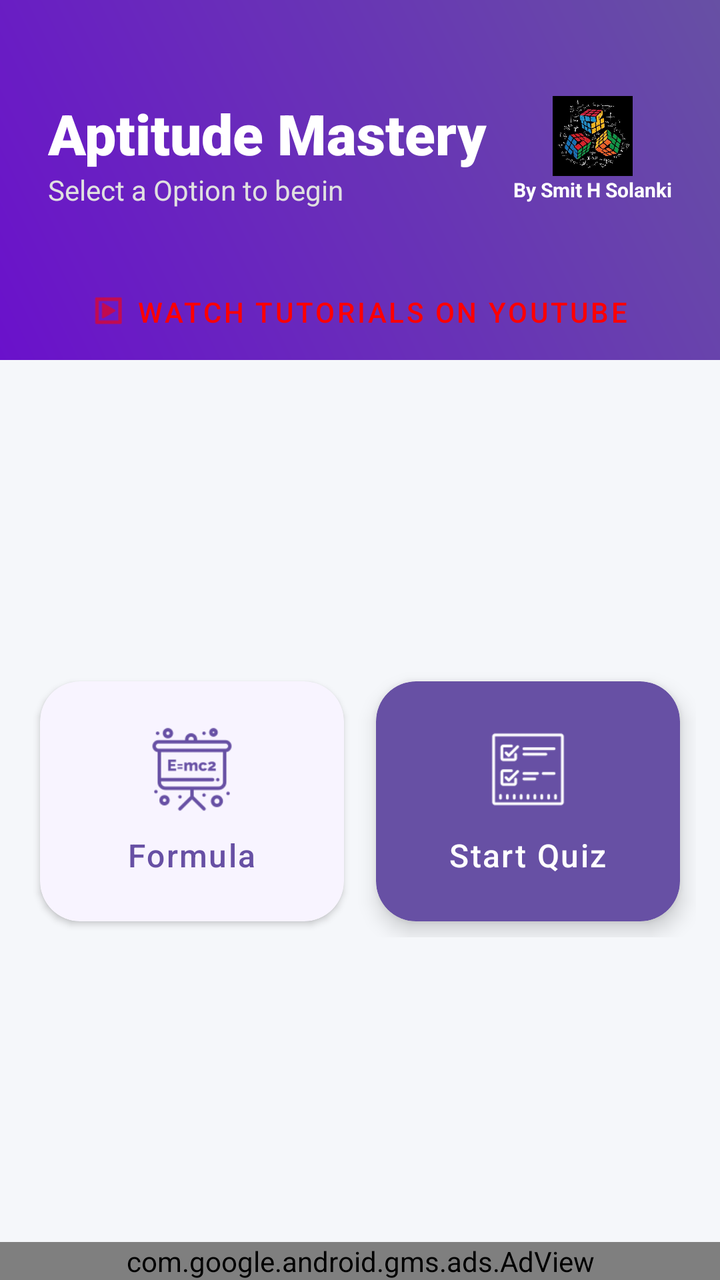
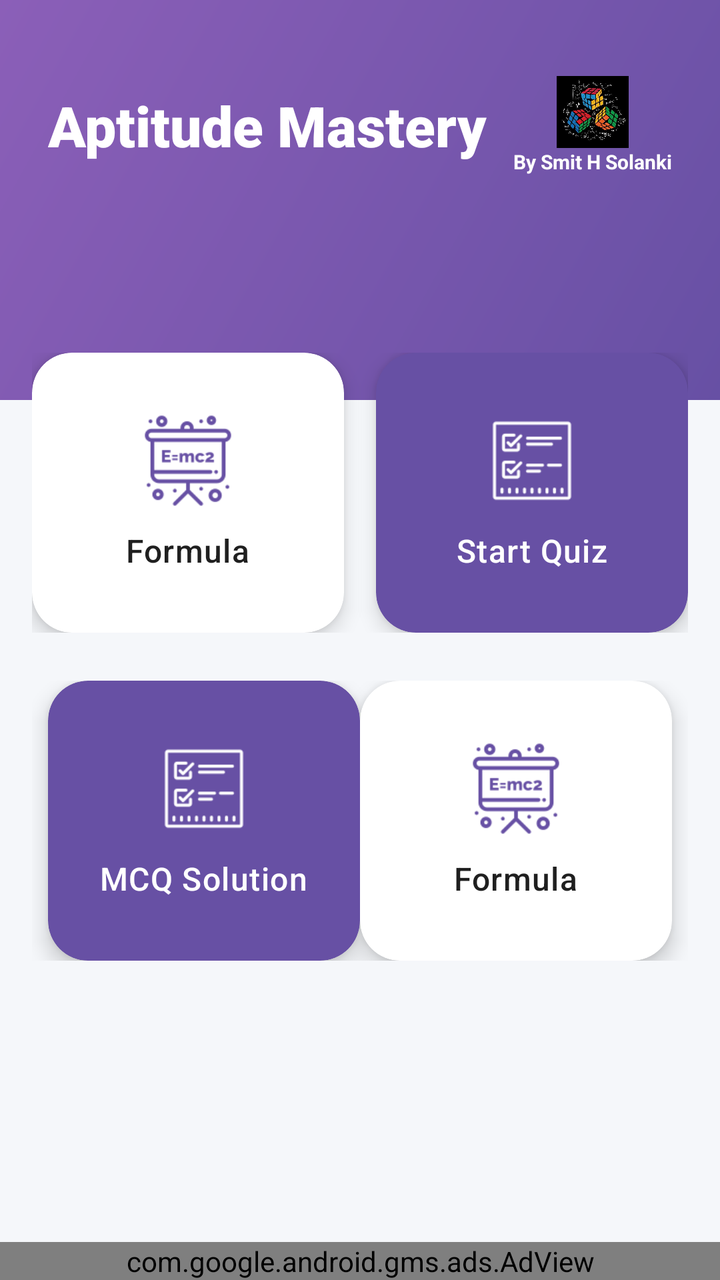

The first picture is an Android layout as it rendered before a commit; the second is the same layout after the commit. The layout source and the unified diff follow.
<!-- AndroidManifest.xml: application theme Theme.Aptitude -->
<!-- res/layout/activity_dashboard.xml -->
<?xml version="1.0" encoding="utf-8"?>
<androidx.constraintlayout.widget.ConstraintLayout
    xmlns:android="http://schemas.android.com/apk/res/android"
    xmlns:app="http://schemas.android.com/apk/res-auto"
    xmlns:tools="http://schemas.android.com/tools"
    android:layout_width="match_parent"
    android:layout_height="match_parent"
    android:background="#F5F7FA"
    tools:context=".MainActivity">

    <View
        android:id="@+id/headerBackground"
        android:layout_width="match_parent"
        android:layout_height="180dp"
        android:background="@drawable/header_gradient"
        app:layout_constraintTop_toTopOf="parent" />

    <TextView
        android:id="@+id/titleText"
        android:layout_width="wrap_content"
        android:layout_height="wrap_content"
        android:layout_marginStart="24dp"
        android:layout_marginTop="48dp"
        android:text="Aptitude Mastery"
        android:textColor="#FFFFFF"
        android:textSize="28sp"
        android:fontFamily="sans-serif-black"
        app:layout_constraintStart_toStartOf="parent"
        app:layout_constraintTop_toTopOf="parent" />

    <TextView
        android:id="@+id/subtitleText"
        android:layout_width="wrap_content"
        android:layout_height="wrap_content"
        android:text="Select a Option to begin"
        android:textColor="#E0E0E0"
        android:textSize="14sp"
        app:layout_constraintStart_toStartOf="@+id/titleText"
        app:layout_constraintTop_toBottomOf="@+id/titleText" />

    <LinearLayout
        android:id="@+id/devBranding"
        android:layout_width="wrap_content"
        android:layout_height="wrap_content"
        android:layout_marginEnd="24dp"
        android:orientation="vertical"
        android:gravity="center"
        app:layout_constraintEnd_toEndOf="parent"
        app:layout_constraintTop_toTopOf="@+id/titleText">

        <ImageView
            android:layout_width="40dp"
            android:layout_height="40dp"
            android:src="@drawable/logo"/>

        <TextView
            android:layout_width="wrap_content"
            android:layout_height="wrap_content"
            android:text="By Smit H Solanki"
            android:textColor="#FFFFFF"
            android:textSize="10sp"
            android:textStyle="bold" />
    </LinearLayout>

    <LinearLayout
        xmlns:android="http://schemas.android.com/apk/res/android"
        xmlns:app="http://schemas.android.com/apk/res-auto"
        android:layout_width="match_parent"
        android:layout_height="wrap_content"
        android:orientation="horizontal"
        android:padding="12dp"
        android:weightSum="2"
        app:layout_constraintBottom_toTopOf="@+id/adView"
        app:layout_constraintEnd_toEndOf="parent"
        app:layout_constraintStart_toStartOf="parent"
        app:layout_constraintTop_toBottomOf="@+id/headerBackground">

        <com.google.android.material.card.MaterialCardView
            android:id="@+id/btnFormulaOption"
            android:layout_width="0dp"
            android:layout_height="120dp"
            android:layout_margin="8dp"
            android:layout_weight="1"
            android:clickable="true"
            android:focusable="true"
            app:cardCornerRadius="20dp"
            app:cardElevation="2dp"
            app:cardBackgroundColor="#F8F4FF"
            app:strokeWidth="0dp">

            <LinearLayout
                android:id="@+id/btnformula"
                android:layout_width="match_parent"
                android:layout_height="match_parent"
                android:gravity="center"
                android:orientation="vertical"
                android:padding="12dp">

                <ImageView
                    android:layout_width="44dp"
                    android:layout_height="44dp"
                    android:src="@drawable/formula_icon"
                    app:tint="#6750A4" />

                <TextView
                    android:layout_width="wrap_content"
                    android:layout_height="wrap_content"
                    android:layout_marginTop="10dp"
                    android:text="Formula"
                    android:letterSpacing="0.05"
                    android:textColor="#6750A4"
                    android:textSize="16sp"
                    android:fontFamily="sans-serif-medium" />
            </LinearLayout>
        </com.google.android.material.card.MaterialCardView>

        <com.google.android.material.card.MaterialCardView
            android:id="@+id/btnQuizOption"
            android:layout_width="0dp"
            android:layout_height="120dp"
            android:layout_margin="8dp"
            android:layout_weight="1"
            android:clickable="true"
            android:focusable="true"
            app:cardCornerRadius="20dp"
            app:cardElevation="6dp"
            app:cardBackgroundColor="#6750A4"
            app:strokeWidth="0dp">

            <LinearLayout
                android:id="@+id/btnquiz"
                android:layout_width="match_parent"
                android:layout_height="match_parent"
                android:gravity="center"
                android:orientation="vertical"
                android:padding="12dp">

                <ImageView
                    android:layout_width="44dp"
                    android:layout_height="44dp"
                    android:src="@drawable/start_quiz_icon"
                    app:tint="#FFFFFF" />

                <TextView
                    android:layout_width="wrap_content"
                    android:layout_height="wrap_content"
                    android:layout_marginTop="10dp"
                    android:text="Start Quiz"
                    android:letterSpacing="0.05"
                    android:textColor="#FFFFFF"
                    android:textSize="16sp"
                    android:fontFamily="sans-serif-medium" />
            </LinearLayout>
        </com.google.android.material.card.MaterialCardView>

    </LinearLayout>

    <com.google.android.material.button.MaterialButton
        android:id="@+id/youtubeButton"
        style="@style/Widget.MaterialComponents.Button.TextButton"
        android:layout_width="wrap_content"
        android:layout_height="wrap_content"
        android:text="Watch Tutorials on YouTube"
        android:textColor="#FF0000"
        app:icon="@android:drawable/ic_menu_slideshow"
        app:iconTint="#FF0000"
        app:layout_constraintBottom_toBottomOf="@+id/headerBackground"
        app:layout_constraintEnd_toEndOf="parent"
        app:layout_constraintStart_toStartOf="parent" />

    <com.google.android.gms.ads.AdView
        android:id="@+id/adView"
        android:layout_width="match_parent"
        android:layout_height="wrap_content"
        android:layout_alignParentBottom="true"
        app:adSize="BANNER"
        app:adUnitId="ca-app-pub-6920326538569130/1677588600"
        app:layout_constraintBottom_toBottomOf="parent"
        app:layout_constraintEnd_toEndOf="parent"
        app:layout_constraintStart_toStartOf="parent">

    </com.google.android.gms.ads.AdView>

</androidx.constraintlayout.widget.ConstraintLayout>
<!-- resources referenced by this layout -->
<resources>
  <!-- drawable formula_icon: png bitmap (drawable, 3272 bytes) -->
  <!-- drawable header_gradient (drawable) -->
  <shape xmlns:android="http://schemas.android.com/apk/res/android">
      <gradient
          android:startColor="#6A11CB"
          android:endColor="#6750A4"
          android:angle="45"/>
  </shape>
  <!-- drawable logo: png bitmap (drawable, 368229 bytes) -->
  <!-- drawable start_quiz_icon: png bitmap (drawable, 1867 bytes) -->
  <style name="Theme.Aptitude" parent="Base.Theme.Aptitude" />
  <style name="Base.Theme.Aptitude" parent="Theme.Material3.DayNight.NoActionBar">
          
          
      </style>
</resources>

<!-- the commit's change to res/layout/activity_dashboard.xml (unified diff, before → after) -->
@@ -6,168 +6,273 @@
     android:layout_width="match_parent"
     android:layout_height="match_parent"
     android:background="#F5F7FA"
+    android:layout_gravity="center"
     tools:context=".MainActivity">
 
+    
     <View
         android:id="@+id/headerBackground"
         android:layout_width="match_parent"
-        android:layout_height="180dp"
-        android:background="@drawable/header_gradient"
+        android:layout_height="200dp"
+        android:background="@drawable/header_gradient_smooth"
         app:layout_constraintTop_toTopOf="parent" />
 
-    <TextView
-        android:id="@+id/titleText"
-        android:layout_width="wrap_content"
-        android:layout_height="wrap_content"
-        android:layout_marginStart="24dp"
-        android:layout_marginTop="48dp"
-        android:text="Aptitude Mastery"
-        android:textColor="#FFFFFF"
-        android:textSize="28sp"
-        android:fontFamily="sans-serif-black"
-        app:layout_constraintStart_toStartOf="parent"
-        app:layout_constraintTop_toTopOf="parent" />
-
-    <TextView
-        android:id="@+id/subtitleText"
-        android:layout_width="wrap_content"
-        android:layout_height="wrap_content"
-        android:text="Select a Option to begin"
-        android:textColor="#E0E0E0"
-        android:textSize="14sp"
-        app:layout_constraintStart_toStartOf="@+id/titleText"
-        app:layout_constraintTop_toBottomOf="@+id/titleText" />
-
+    
     <LinearLayout
-        android:id="@+id/devBranding"
-        android:layout_width="wrap_content"
-        android:layout_height="wrap_content"
-        android:layout_marginEnd="24dp"
-        android:orientation="vertical"
-        android:gravity="center"
-        app:layout_constraintEnd_toEndOf="parent"
-        app:layout_constraintTop_toTopOf="@+id/titleText">
-
-        <ImageView
-            android:layout_width="40dp"
-            android:layout_height="40dp"
-            android:src="@drawable/logo"/>
-
-        <TextView
-            android:layout_width="wrap_content"
-            android:layout_height="wrap_content"
-            android:text="By Smit H Solanki"
-            android:textColor="#FFFFFF"
-            android:textSize="10sp"
-            android:textStyle="bold" />
-    </LinearLayout>
-
-    <LinearLayout
-        xmlns:android="http://schemas.android.com/apk/res/android"
-        xmlns:app="http://schemas.android.com/apk/res-auto"
         android:layout_width="match_parent"
         android:layout_height="wrap_content"
         android:orientation="horizontal"
-        android:padding="12dp"
-        android:weightSum="2"
+        android:gravity="center_vertical"
+        android:paddingStart="24dp"
+        android:paddingEnd="24dp"
+        android:layout_marginTop="38dp"
+        app:layout_constraintTop_toTopOf="parent">
+
+        <TextView
+            android:id="@+id/titleText"
+            android:layout_width="0dp"
+            android:layout_height="wrap_content"
+            android:layout_weight="1"
+            android:text="Aptitude Mastery"
+            android:textColor="#FFFFFF"
+            android:textSize="28sp"
+            android:fontFamily="sans-serif-black" />
+
+        <LinearLayout
+            android:id="@+id/devBranding"
+            android:layout_width="wrap_content"
+            android:layout_height="wrap_content"
+            android:orientation="vertical"
+            android:gravity="center">
+
+            <ImageView
+                android:layout_width="36dp"
+                android:layout_height="36dp"
+                android:src="@drawable/logo"
+                android:contentDescription="Developer Logo" />
+
+            <TextView
+                android:layout_width="wrap_content"
+                android:layout_height="wrap_content"
+                android:text="By Smit H Solanki"
+                android:textColor="#FFFFFF"
+                android:textSize="10sp"
+                android:textStyle="bold" />
+        </LinearLayout>
+    </LinearLayout>
+
+    
+    <LinearLayout
+        android:id="@+id/linearLayout"
+        android:layout_width="match_parent"
+        android:layout_height="0dp"
+        android:layout_marginTop="-40dp"
+        android:orientation="vertical"
+        android:padding="16dp"
         app:layout_constraintBottom_toTopOf="@+id/adView"
         app:layout_constraintEnd_toEndOf="parent"
         app:layout_constraintStart_toStartOf="parent"
         app:layout_constraintTop_toBottomOf="@+id/headerBackground">
 
-        <com.google.android.material.card.MaterialCardView
-            android:id="@+id/btnFormulaOption"
-            android:layout_width="0dp"
-            android:layout_height="120dp"
-            android:layout_margin="8dp"
-            android:layout_weight="1"
-            android:clickable="true"
-            android:focusable="true"
-            app:cardCornerRadius="20dp"
-            app:cardElevation="2dp"
-            app:cardBackgroundColor="#F8F4FF"
-            app:strokeWidth="0dp">
-
-            <LinearLayout
-                android:id="@+id/btnformula"
-                android:layout_width="match_parent"
-                android:layout_height="match_parent"
-                android:gravity="center"
-                android:orientation="vertical"
-                android:padding="12dp">
-
-                <ImageView
-                    android:layout_width="44dp"
-                    android:layout_height="44dp"
-                    android:src="@drawable/formula_icon"
-                    app:tint="#6750A4" />
-
-                <TextView
-                    android:layout_width="wrap_content"
-                    android:layout_height="wrap_content"
-                    android:layout_marginTop="10dp"
-                    android:text="Formula"
-                    android:letterSpacing="0.05"
-                    android:textColor="#6750A4"
-                    android:textSize="16sp"
-                    android:fontFamily="sans-serif-medium" />
-            </LinearLayout>
-        </com.google.android.material.card.MaterialCardView>
-
-        <com.google.android.material.card.MaterialCardView
-            android:id="@+id/btnQuizOption"
-            android:layout_width="0dp"
-            android:layout_height="120dp"
-            android:layout_margin="8dp"
-            android:layout_weight="1"
-            android:clickable="true"
-            android:focusable="true"
-            app:cardCornerRadius="20dp"
-            app:cardElevation="6dp"
-            app:cardBackgroundColor="#6750A4"
-            app:strokeWidth="0dp">
-
-            <LinearLayout
-                android:id="@+id/btnquiz"
-                android:layout_width="match_parent"
-                android:layout_height="match_parent"
-                android:gravity="center"
-                android:orientation="vertical"
-                android:padding="12dp">
-
-                <ImageView
-                    android:layout_width="44dp"
-                    android:layout_height="44dp"
-                    android:src="@drawable/start_quiz_icon"
-                    app:tint="#FFFFFF" />
-
-                <TextView
-                    android:layout_width="wrap_content"
-                    android:layout_height="wrap_content"
-                    android:layout_marginTop="10dp"
-                    android:text="Start Quiz"
-                    android:letterSpacing="0.05"
-                    android:textColor="#FFFFFF"
-                    android:textSize="16sp"
-                    android:fontFamily="sans-serif-medium" />
-            </LinearLayout>
-        </com.google.android.material.card.MaterialCardView>
+        
+        <LinearLayout
+            android:layout_width="match_parent"
+            android:layout_height="wrap_content"
+            android:layout_marginBottom="24dp"
+            android:orientation="horizontal"
+            android:weightSum="2">
+
+            
+            <com.google.android.material.card.MaterialCardView
+                android:id="@+id/btnFormulaOption"
+                android:layout_width="0dp"
+                android:layout_height="140dp"
+                android:layout_marginEnd="8dp"
+                android:layout_weight="1"
+                android:clickable="true"
+                android:focusable="true"
+                app:cardBackgroundColor="#FFFFFF"
+                app:cardCornerRadius="20dp"
+                app:cardElevation="6dp"
+                app:strokeWidth="0dp">
+
+                <LinearLayout
+                    android:layout_width="match_parent"
+                    android:layout_height="match_parent"
+                    android:gravity="center"
+                    android:orientation="vertical"
+                    android:padding="12dp">
+
+                    <ImageView
+                        android:layout_width="48dp"
+                        android:layout_height="48dp"
+                        android:contentDescription="Formula Icon"
+                        android:src="@drawable/formula_icon"
+                        app:tint="#6750A4" />
+
+                    <TextView
+                        android:layout_width="wrap_content"
+                        android:layout_height="wrap_content"
+                        android:layout_marginTop="10dp"
+                        android:fontFamily="sans-serif-medium"
+                        android:letterSpacing="0.03"
+                        android:text="Formula"
+                        android:textColor="#1F1F1F"
+                        android:textSize="16sp" />
+                </LinearLayout>
+            </com.google.android.material.card.MaterialCardView>
+
+            
+            <com.google.android.material.card.MaterialCardView
+                android:id="@+id/btnQuizOption"
+                android:layout_width="0dp"
+                android:layout_height="140dp"
+                android:layout_marginStart="8dp"
+                android:layout_weight="1"
+                android:clickable="true"
+                android:focusable="true"
+                app:cardBackgroundColor="#6750A4"
+                app:cardCornerRadius="20dp"
+                app:cardElevation="6dp"
+                app:strokeWidth="0dp">
+
+                <LinearLayout
+                    android:layout_width="match_parent"
+                    android:layout_height="match_parent"
+                    android:gravity="center"
+                    android:orientation="vertical"
+                    android:padding="12dp">
+
+                    <ImageView
+                        android:layout_width="48dp"
+                        android:layout_height="48dp"
+                        android:contentDescription="Start Quiz Icon"
+                        android:src="@drawable/start_quiz_icon"
+                        app:tint="#FFFFFF" />
+
+                    <TextView
+                        android:layout_width="wrap_content"
+                        android:layout_height="wrap_content"
+                        android:layout_marginTop="10dp"
+                        android:fontFamily="sans-serif-medium"
+                        android:letterSpacing="0.03"
+                        android:text="Start Quiz"
+                        android:textColor="#FFFFFF"
+                        android:textSize="16sp" />
+                </LinearLayout>
+            </com.google.android.material.card.MaterialCardView>
+        </LinearLayout>
+
+        <LinearLayout
+            android:layout_width="match_parent"
+            android:layout_height="wrap_content"
+            android:layout_marginBottom="24dp"
+            android:orientation="horizontal"
+            android:weightSum="2">
+
+            
+            <com.google.android.material.card.MaterialCardView
+                android:id="@+id/btnMCQSolutionOption"
+                android:layout_width="0dp"
+                android:layout_height="140dp"
+                android:layout_marginStart="8dp"
+                android:layout_weight="1"
+                android:clickable="true"
+                android:focusable="true"
+                app:cardBackgroundColor="#6750A4"
+                app:cardCornerRadius="20dp"
+                app:cardElevation="6dp"
+                app:strokeWidth="0dp">
+
+                <LinearLayout
+                    android:layout_width="match_parent"
+                    android:layout_height="match_parent"
+                    android:gravity="center"
+                    android:orientation="vertical"
+                    android:padding="12dp">
+
+                    <ImageView
+                        android:layout_width="48dp"
+                        android:layout_height="48dp"
+                        android:contentDescription="Start Quiz Icon"
+                        android:src="@drawable/start_quiz_icon"
+                        app:tint="#FFFFFF" />
+
+                    <TextView
+                        android:layout_width="wrap_content"
+                        android:layout_height="wrap_content"
+                        android:layout_marginTop="10dp"
+                        android:fontFamily="sans-serif-medium"
+                        android:letterSpacing="0.03"
+                        android:text="MCQ Solution"
+                        android:textColor="#FFFFFF"
+                        android:textSize="16sp" />
+                </LinearLayout>
+            </com.google.android.material.card.MaterialCardView>
+
+            
+            <com.google.android.material.card.MaterialCardView
+                android:id="@+id/youtubeButton"
+                android:layout_width="0dp"
+                android:layout_height="140dp"
+                android:layout_marginEnd="8dp"
+                android:layout_weight="1"
+                android:clickable="true"
+                android:focusable="true"
+                app:cardBackgroundColor="#FFFFFF"
+                app:cardCornerRadius="20dp"
+                app:cardElevation="6dp"
+                app:strokeWidth="0dp">
+
+                <LinearLayout
+                    android:layout_width="match_parent"
+                    android:layout_height="match_parent"
+                    android:gravity="center"
+                    android:orientation="vertical"
+                    android:padding="12dp">
+
+                    <ImageView
+                        android:layout_width="48dp"
+                        android:layout_height="48dp"
+                        android:contentDescription="Formula Icon"
+                        android:src="@drawable/formula_icon"
+                        app:tint="#6750A4" />
+
+                    <TextView
+                        android:layout_width="wrap_content"
+                        android:layout_height="wrap_content"
+                        android:layout_marginTop="10dp"
+                        android:fontFamily="sans-serif-medium"
+                        android:letterSpacing="0.03"
+                        android:text="Formula"
+                        android:textColor="#1F1F1F"
+                        android:textSize="16sp" />
+                </LinearLayout>
+            </com.google.android.material.card.MaterialCardView>
+
+        </LinearLayout>
+
+        
+
+
+
+
+
+
+
+
+
+
+
+
+
+
+
+
 
     </LinearLayout>
 
-    <com.google.android.material.button.MaterialButton
-        android:id="@+id/youtubeButton"
-        style="@style/Widget.MaterialComponents.Button.TextButton"
-        android:layout_width="wrap_content"
-        android:layout_height="wrap_content"
-        android:text="Watch Tutorials on YouTube"
-        android:textColor="#FF0000"
-        app:icon="@android:drawable/ic_menu_slideshow"
-        app:iconTint="#FF0000"
-        app:layout_constraintBottom_toBottomOf="@+id/headerBackground"
-        app:layout_constraintEnd_toEndOf="parent"
-        app:layout_constraintStart_toStartOf="parent" />
-
+    
     <com.google.android.gms.ads.AdView
         android:id="@+id/adView"
         android:layout_width="match_parent"
@@ -177,8 +282,6 @@
         app:adUnitId="ca-app-pub-6920326538569130/1677588600"
         app:layout_constraintBottom_toBottomOf="parent"
         app:layout_constraintEnd_toEndOf="parent"
-        app:layout_constraintStart_toStartOf="parent">
-
-    </com.google.android.gms.ads.AdView>
+        app:layout_constraintStart_toStartOf="parent" />
 
 </androidx.constraintlayout.widget.ConstraintLayout>
<!-- resource entries referenced after the edit -->
@@ -1,12 +1,14 @@
 <!-- resources referenced by this layout -->
 <resources>
   <!-- drawable formula_icon: png bitmap (drawable, 3272 bytes) -->
-  <!-- drawable header_gradient (drawable) -->
+  <!-- drawable header_gradient_smooth (drawable) -->
+  <?xml version="1.0" encoding="utf-8"?>
   <shape xmlns:android="http://schemas.android.com/apk/res/android">
       <gradient
-          android:startColor="#6A11CB"
-          android:endColor="#6750A4"
-          android:angle="45"/>
+          android:type="linear"
+          android:angle="135"
+          android:startColor="#6750A4"
+          android:endColor="#8B5FB8" />
   </shape>
   <!-- drawable logo: png bitmap (drawable, 368229 bytes) -->
   <!-- drawable start_quiz_icon: png bitmap (drawable, 1867 bytes) -->
